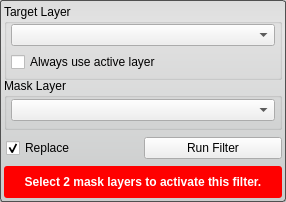
Old version of the form src/Interface/ToolInterface/XorFilterInterface.ui in the repository jessdtate/Seg3D.
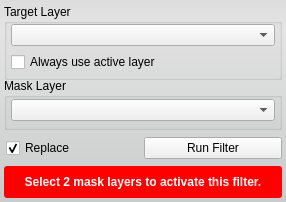
New version of the form. Custom widgets are drawn as their Qt base class.

The edit to the form file:
```diff
--- a/src/Interface/ToolInterface/XorFilterInterface.ui
+++ b/src/Interface/ToolInterface/XorFilterInterface.ui
@@ -34,7 +34,6 @@
   <property name="styleSheet">
    <string notr="true">QWidget#XorFilterInterface{
 	border-radius: 3px;
-	border: 1px solid rgb(80, 80,80);
 	background-color: qlineargradient(spread:pad, x1:0.5, y1:0, x2:0.5, y2:0.960227, stop:0 rgba(221, 221, 221, 255), stop:0.155779 rgba(228, 228, 228, 255), stop:1 rgba(202, 204, 204, 255));      
 }</string>
   </property>
```
